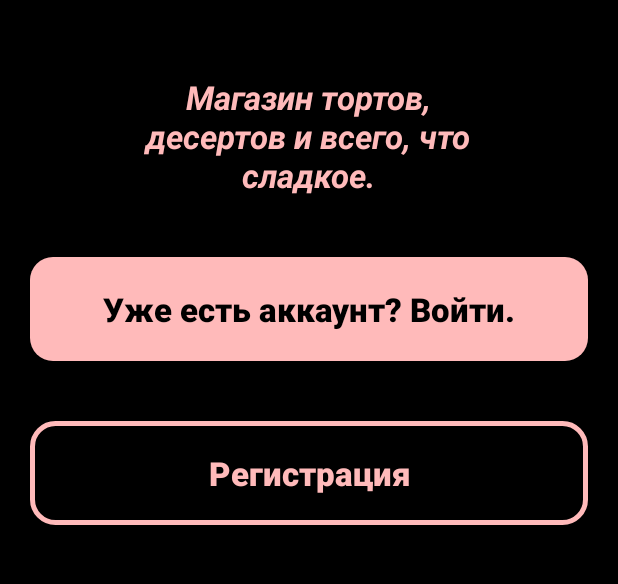
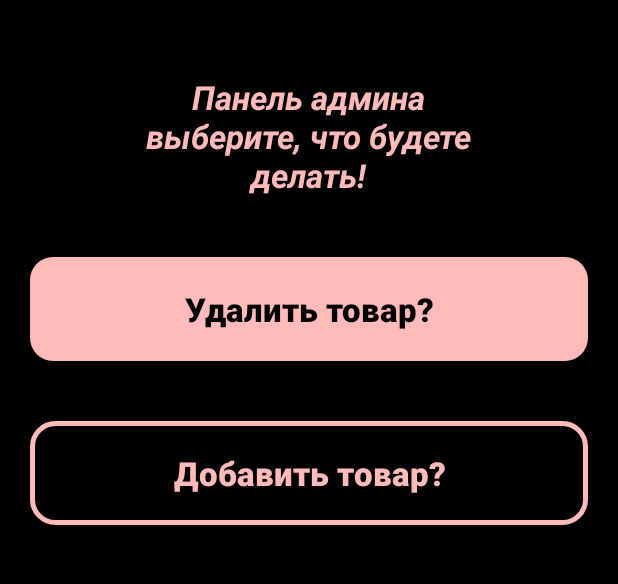
Before and after one commit to this-is-mirita/pirog, an Android app: the AdminMainActivity screen opened directly, with no data from a screen before it, on a phone screen of 412 x 824 dp, the part 450-1034 px from its top. Run offline under Robolectric (Android 15) with nearby library versions, the phone set to English and light mode, and no system bars.

```diff
--- a/app/src/main/java/com/example/pirog/Admin/AdminMainActivity.java
+++ b/app/src/main/java/com/example/pirog/Admin/AdminMainActivity.java
@@ -2,15 +2,39 @@ package com.example.pirog.Admin;
 
 import androidx.appcompat.app.AppCompatActivity;
 
+import android.content.Intent;
 import android.os.Bundle;
+import android.view.View;
+import android.widget.Button;
 
 import com.example.pirog.R;
 
 public class AdminMainActivity extends AppCompatActivity {
 
+    private Button add_productBtn, delete_productBtn;
+
     @Override
     protected void onCreate(Bundle savedInstanceState) {
         super.onCreate(savedInstanceState);
         setContentView(R.layout.activity_admin_main);
+
+        add_productBtn = findViewById(R.id.admin_add_product);
+        delete_productBtn = findViewById(R.id.admin_delete_product);
+
+        add_productBtn.setOnClickListener(new View.OnClickListener() {
+            @Override
+            public void onClick(View v) {
+                Intent intentAddProduct = new Intent(AdminMainActivity.this,AdminCategoryActivity.class );
+                startActivity(intentAddProduct);
+            }
+        });
+
+        delete_productBtn.setOnClickListener(new View.OnClickListener() {
+            @Override
+            public void onClick(View v) {
+                Intent intentDeleteProduct = new Intent(AdminMainActivity.this, AdminDeleteProductActivity.class);
+                startActivity(intentDeleteProduct);
+            }
+        });
     }
 }
--- a/app/src/main/java/com/example/pirog/Start/LoginActivity.java
+++ b/app/src/main/java/com/example/pirog/Start/LoginActivity.java
@@ -14,11 +14,13 @@ import android.widget.TextView;
 import android.widget.Toast;
 
 import com.example.pirog.Admin.AdminCategoryActivity;
+import com.example.pirog.Admin.AdminMainActivity;
 import com.example.pirog.User.CategoriesUsersActivity;
 import com.example.pirog.Interface.UserHelper;
 import com.example.pirog.Model.Users;
 import com.example.pirog.Prevalent.Prevalent;
 import com.example.pirog.R;
+import com.example.pirog.User.UsersHome;
 import com.google.firebase.database.DataSnapshot;
 import com.google.firebase.database.DatabaseError;
 import com.google.firebase.database.DatabaseReference;
@@ -139,7 +141,7 @@ public class LoginActivity extends AppCompatActivity
                                 loadingBar.dismiss();
                                 Toast.makeText(LoginActivity.this, "Успешный вход!", Toast.LENGTH_SHORT).show();
 
-                                Intent homeIntent = new Intent(LoginActivity.this, CategoriesUsersActivity.class);
+                                Intent homeIntent = new Intent(LoginActivity.this, MainActivity.class);
                                 startActivity(homeIntent);
                                 finish();
                             }
@@ -147,7 +149,7 @@ public class LoginActivity extends AppCompatActivity
                                 loadingBar.dismiss();
                                 Toast.makeText(LoginActivity.this, "Успешный вход!", Toast.LENGTH_SHORT).show();
 
-                                Intent homeIntent = new Intent(LoginActivity.this, AdminCategoryActivity.class);
+                                Intent homeIntent = new Intent(LoginActivity.this, AdminMainActivity.class);
                                 startActivity(homeIntent);
                                 finish();
                             }
--- a/app/src/main/java/com/example/pirog/Start/MainActivity.java
+++ b/app/src/main/java/com/example/pirog/Start/MainActivity.java
@@ -16,6 +16,7 @@ import com.example.pirog.Interface.UserHelper;
 import com.example.pirog.Model.Users;
 import com.example.pirog.Prevalent.Prevalent;
 import com.example.pirog.R;
+import com.example.pirog.User.UsersHome;
 import com.google.firebase.database.DataSnapshot;
 import com.google.firebase.database.DatabaseError;
 import com.google.firebase.database.DatabaseReference;
@@ -94,7 +95,7 @@ public class MainActivity extends AppCompatActivity {
                             Toast.makeText(MainActivity.this, "Успешный вход!", Toast.LENGTH_SHORT).show();
                             UserHelper.UserData = usersData;
 
-                            Intent homeIntent = new Intent(MainActivity.this, CategoriesUsersActivity.class);
+                            Intent homeIntent = new Intent(MainActivity.this, UsersHome.class);
                             Prevalent.currentOnlineUser = usersData;
                             startActivity(homeIntent);
                             finish();
--- a/app/src/main/java/com/example/pirog/User/OrdersActivity.java
+++ b/app/src/main/java/com/example/pirog/User/OrdersActivity.java
@@ -2,6 +2,7 @@ package com.example.pirog.User;
 
 import androidx.annotation.NonNull;
 import androidx.appcompat.app.AppCompatActivity;
+import androidx.appcompat.widget.Toolbar;
 import androidx.recyclerview.widget.LinearLayoutManager;
 import androidx.recyclerview.widget.RecyclerView;
 
@@ -37,6 +38,9 @@ public class OrdersActivity extends AppCompatActivity {
         recyclerView.setHasFixedSize(true);
         layoutManager = new LinearLayoutManager(this);
         recyclerView.setLayoutManager(layoutManager);
+        Toolbar toolbar = findViewById(R.id.toolbar);
+        toolbar.setTitle("Корзина");
+        setSupportActionBar(toolbar);
     }
 
     @Override
--- a/app/src/main/res/layout/activity_admin_main.xml
+++ b/app/src/main/res/layout/activity_admin_main.xml
@@ -35,7 +35,7 @@
                 android:layout_width="250dp"
                 android:layout_height="wrap_content"
                 android:layout_marginTop="50dp"
-                android:text="Магазин тортов, десертов и всего, что сладкое."
+                android:text="Панель админа выберите, что будете делать!"
                 android:textAlignment="center"
                 android:textColor="@color/pink"
                 android:textSize="22sp"
@@ -43,13 +43,13 @@
                 />
 
             <Button
-                android:id="@+id/main_login_btn"
+                android:id="@+id/admin_delete_product"
                 android:layout_width="match_parent"
                 android:layout_height="wrap_content"
                 android:layout_marginTop="40dp"
                 android:background="@drawable/button"
                 android:padding="20dp"
-                android:text="Уже есть аккаунт? Войти."
+                android:text="Удалить товар?"
                 android:textAllCaps="false"
                 android:textColor="@color/black"
                 android:textSize="22sp"
@@ -57,13 +57,13 @@
                 />
 
             <Button
-                android:id="@+id/main_join_btn"
+                android:id="@+id/admin_add_product"
                 android:layout_width="match_parent"
                 android:layout_height="wrap_content"
                 android:layout_marginTop="40dp"
                 android:background="@drawable/input_design"
                 android:padding="20dp"
-                android:text="Регистрация"
+                android:text="Добавить товар?"
                 android:textAllCaps="false"
                 android:textColor="@color/pink"
                 android:textSize="22sp"
--- a/app/src/main/res/layout/activity_login.xml
+++ b/app/src/main/res/layout/activity_login.xml
@@ -23,7 +23,7 @@
 
             <Button
                 android:id="@+id/btn_back_main"
-                android:src="@color/white"
+                android:background="@drawable/back"
                 android:layout_width="50dp"
                 android:gravity="left"
                 android:layout_gravity="left"
--- a/app/src/main/res/layout/activity_register.xml
+++ b/app/src/main/res/layout/activity_register.xml
@@ -26,6 +26,7 @@
                 android:src="@color/white"
                 android:layout_width="50dp"
                 android:gravity="left"
+                android:background="@drawable/back"
                 android:layout_gravity="left"
                 android:layout_height="50dp"/>
 
```
Also changed, not shown: app/src/main/java/com/example/pirog/User/UsersHome.java (+60 -1 lines), app/src/main/res/layout/activity_orders.xml (+15 -0 lines), app/src/main/res/layout/activity_settings.xml (+13 -0 lines), app/src/main/res/layout/app_bar_users_home.xml (+23 -1 lines).
